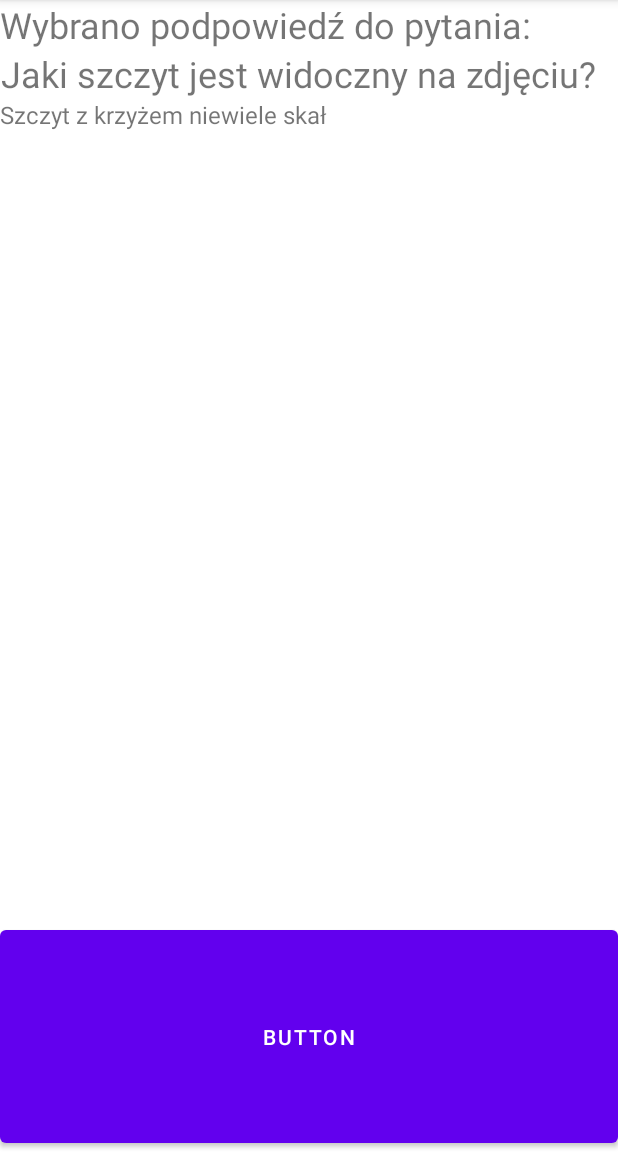
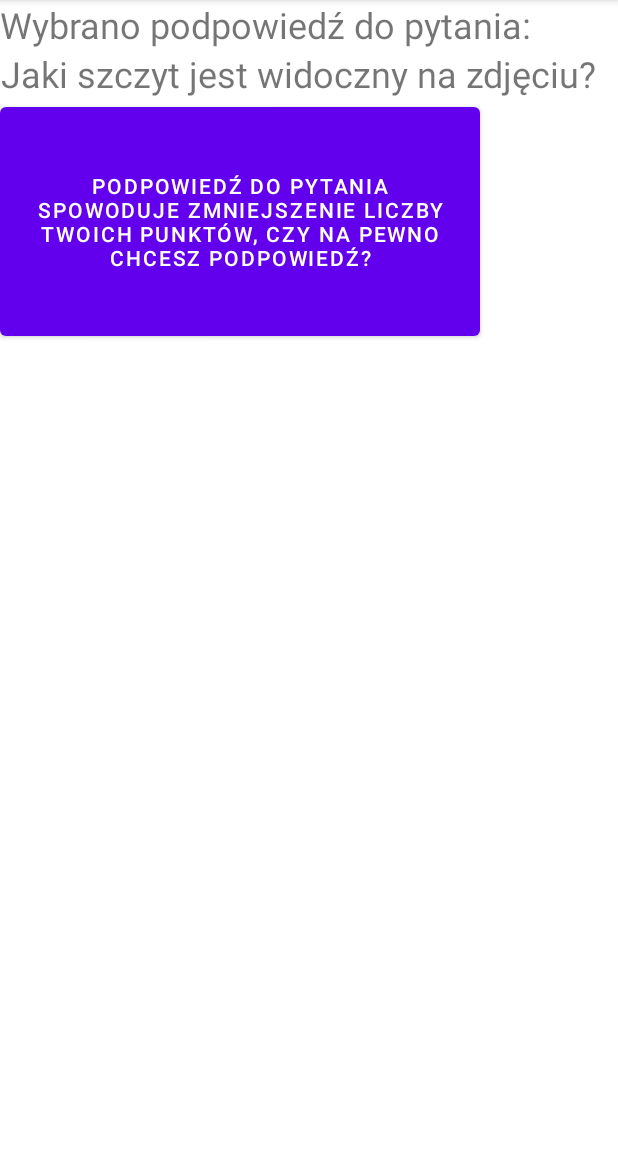
Before and after one commit to markup54/QuizGory3Pgr2, an Android app: the PodpowiedzActivity screen opened directly, with no data from a screen before it, on a phone screen of 412 x 824 dp, the part 84-1236 px from its top. Run offline under Robolectric (Android 15) with nearby library versions, the phone set to English and light mode, and no system bars.

Commit message:
punkty za korzystanie z podpowiedzi

```diff
--- a/app/src/main/java/com/example/myapplication/PodpowiedzActivity.java
+++ b/app/src/main/java/com/example/myapplication/PodpowiedzActivity.java
@@ -2,7 +2,10 @@ package com.example.myapplication;
 
 import androidx.appcompat.app.AppCompatActivity;
 
+import android.content.Intent;
 import android.os.Bundle;
+import android.view.View;
+import android.widget.Button;
 import android.widget.TextView;
 import android.widget.Toast;
 
@@ -24,5 +27,27 @@ public class PodpowiedzActivity extends AppCompatActivity {
         textViewPytanie.setText(pytanka.get(aktualnyIndeks).getTresc());
         TextView textViewPodpowiedz = findViewById(R.id.podpowiedzTextView);
         textViewPodpowiedz.setText(pytanka.get(aktualnyIndeks).getPodpowiedz());
+        Button button1 = findViewById(R.id.button3);
+        Button button = findViewById(R.id.pokazPodpowiedzButton);
+        button.setOnClickListener(
+                new View.OnClickListener() {
+                    @Override
+                    public void onClick(View v) {
+                        textViewPodpowiedz.setVisibility(View.VISIBLE);
+                        button.setVisibility(View.INVISIBLE);
+                        button1.setVisibility(View.VISIBLE);
+
+                    }
+                }
+        );
+
+        button1.setOnClickListener(new View.OnClickListener() {
+            @Override
+            public void onClick(View v) {
+                Intent intencja = new Intent();
+                setResult(RESULT_OK,intencja);
+                finish();
+            }
+        });
     }
 }
--- a/app/src/main/res/layout/activity_podpowiedz.xml
+++ b/app/src/main/res/layout/activity_podpowiedz.xml
@@ -17,6 +17,13 @@
         android:textSize="24sp"
         android:textAlignment="center"
         android:id="@+id/podpPytaniaTextView"/>
+    <Button
+        android:layout_width="wrap_content"
+        android:layout_height="wrap_content"
+        android:text="Podpowiedź do pytania spowoduje zmniejszenie liczby Twoich punktów, czy na pewno chcesz podpowiedź?"
+        android:id="@+id/pokazPodpowiedzButton"
+        android:layout_weight="1"
+        />
     <ScrollView
         android:layout_width="match_parent"
         android:layout_height="wrap_content"
@@ -27,14 +34,16 @@
             android:layout_width="match_parent"
             android:layout_height="wrap_content"
             android:text="@string/opisScroll"
-            android:textSize="16sp" />
+            android:textSize="16sp"
+            android:visibility="invisible"/>
     </ScrollView>
 
     <Button
         android:id="@+id/button3"
         android:layout_width="match_parent"
         android:layout_height="wrap_content"
-        android:text="Button"
-        android:layout_weight="1"/>
+        android:text="Wróć"
+        android:layout_weight="1"
+        android:visibility="invisible"/>
 
 </LinearLayout>
```
Also changed, not shown: app/src/main/java/com/example/myapplication/MainActivity.java (+26 -14 lines).
